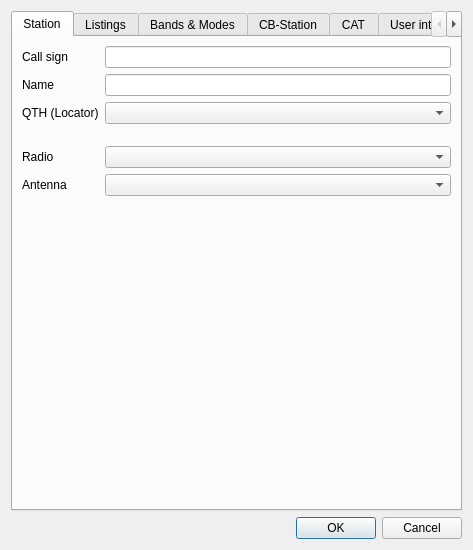
This is ui_files/DragonLog_Settings.ui in gitandy/DragonLog as Qt 5 draws it before an edit. The edited form follows.
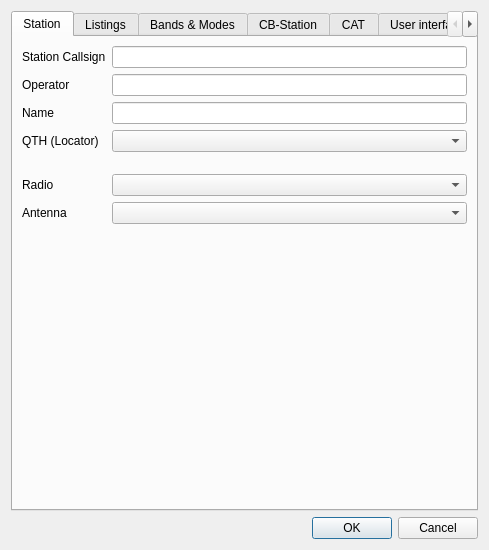
This is the edited form.

Commit message: Added operator and own_operator to QSO form and settings

```diff
--- a/ui_files/DragonLog_Settings.ui
+++ b/ui_files/DragonLog_Settings.ui
@@ -6,7 +6,7 @@
    <rect>
     <x>0</x>
     <y>0</y>
-    <width>450</width>
+    <width>489</width>
     <height>550</height>
    </rect>
   </property>
@@ -42,34 +42,34 @@
        <string>Station</string>
       </attribute>
       <layout class="QFormLayout" name="formLayout">
-       <item row="0" column="0">
+       <item row="1" column="0">
         <widget class="QLabel" name="label">
          <property name="text">
-          <string>Call sign</string>
+          <string>Station Callsign</string>
          </property>
         </widget>
        </item>
-       <item row="0" column="1">
+       <item row="1" column="1">
         <widget class="QLineEdit" name="callsignLineEdit"/>
        </item>
-       <item row="1" column="0">
+       <item row="3" column="0">
         <widget class="QLabel" name="label_2">
          <property name="text">
           <string>Name</string>
          </property>
         </widget>
        </item>
-       <item row="1" column="1">
+       <item row="3" column="1">
         <widget class="QLineEdit" name="nameLineEdit"/>
        </item>
-       <item row="2" column="0">
+       <item row="4" column="0">
         <widget class="QLabel" name="label_3">
          <property name="text">
           <string>QTH (Locator)</string>
          </property>
         </widget>
        </item>
-       <item row="3" column="1">
+       <item row="5" column="1">
         <spacer name="verticalSpacer">
          <property name="orientation">
           <enum>Qt::Vertical</enum>
@@ -85,27 +85,27 @@
          </property>
         </spacer>
        </item>
-       <item row="4" column="0">
+       <item row="6" column="0">
         <widget class="QLabel" name="label_5">
          <property name="text">
           <string>Radio</string>
          </property>
         </widget>
        </item>
-       <item row="4" column="1">
+       <item row="6" column="1">
         <widget class="QComboBox" name="radioComboBox"/>
        </item>
-       <item row="5" column="0">
+       <item row="7" column="0">
         <widget class="QLabel" name="label_6">
          <property name="text">
           <string>Antenna</string>
          </property>
         </widget>
        </item>
-       <item row="5" column="1">
+       <item row="7" column="1">
         <widget class="QComboBox" name="antennaComboBox"/>
        </item>
-       <item row="6" column="1">
+       <item row="8" column="1">
         <spacer name="verticalSpacer_11">
          <property name="orientation">
           <enum>Qt::Vertical</enum>
@@ -118,9 +118,19 @@
          </property>
         </spacer>
        </item>
-       <item row="2" column="1">
+       <item row="4" column="1">
         <widget class="QComboBox" name="qthComboBox"/>
        </item>
+       <item row="2" column="0">
+        <widget class="QLabel" name="label_27">
+         <property name="text">
+          <string>Operator</string>
+         </property>
+        </widget>
+       </item>
+       <item row="2" column="1">
+        <widget class="QLineEdit" name="operatorLineEdit"/>
+       </item>
       </layout>
      </widget>
      <widget class="QWidget" name="listings">
```
Left out of the diff: 16 changed lines with no effect on the pictures. The commit also changes 7 other files.
